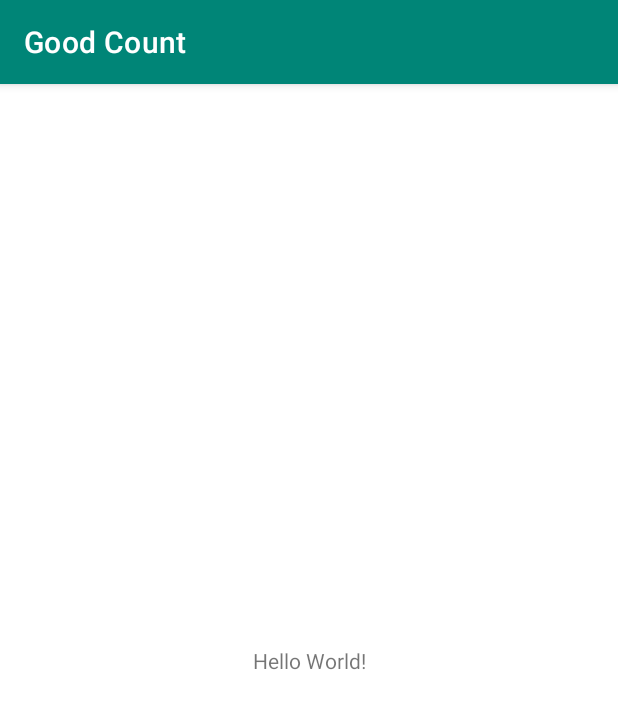
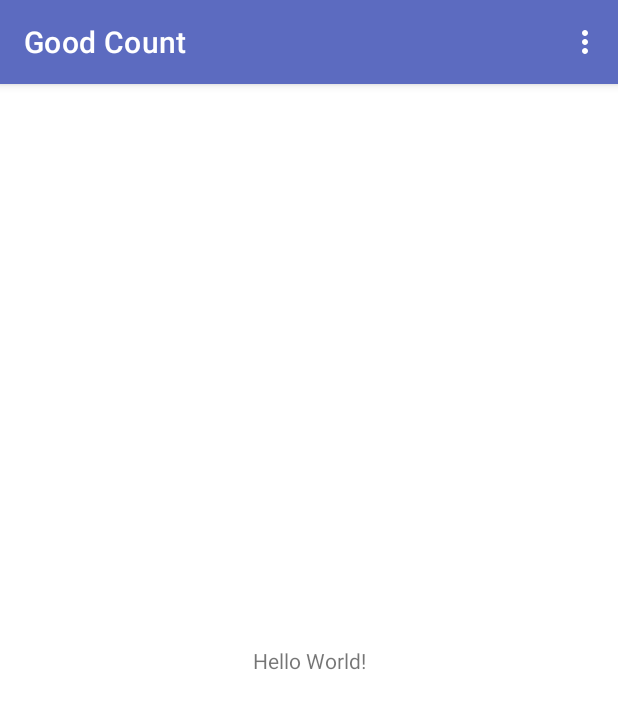
Before and after one commit to wilksyz/GoodCount, an Android app: the screen it shows after launch once a user with an empty profile is signed in (MainActivity), on a phone screen of 412 x 824 dp. Shown: the top 709 px of the screen. Run offline under Robolectric (Android 15) with nearby library versions, the phone set to English and light mode, and no system bars; our stand-ins replace Firebase (no records; nobody signed in at launch, a user with empty details on screens opened directly); libraries missing offline, so code that uses them is left out: com.facebook, com.facebook.login; 2 statements that could not run were skipped.

Commit message:
Add disconnect button

```diff
--- /dev/null
+++ b/app/src/main/res/drawable/ic_exit_to_app.xml
@@ -0,0 +1,9 @@
+<vector xmlns:android="http://schemas.android.com/apk/res/android"
+        android:width="24dp"
+        android:height="24dp"
+        android:viewportWidth="24.0"
+        android:viewportHeight="24.0">
+    <path
+        android:fillColor="#FF000000"
+        android:pathData="M10.09,15.59L11.5,17l5,-5 -5,-5 -1.41,1.41L12.67,11H3v2h9.67l-2.58,2.59zM19,3H5c-1.11,0 -2,0.9 -2,2v4h2V5h14v14H5v-4H3v4c0,1.1 0.89,2 2,2h14c1.1,0 2,-0.9 2,-2V5c0,-1.1 -0.9,-2 -2,-2z"/>
+</vector>
--- /dev/null
+++ b/app/src/main/res/menu/menu_toolbar_activity_main.xml
@@ -0,0 +1,11 @@
+<?xml version="1.0" encoding="utf-8"?>
+<menu xmlns:app="http://schemas.android.com/apk/res-auto"
+      xmlns:android="http://schemas.android.com/apk/res/android">
+
+
+    <item android:id="@+id/disconnect_button"
+          android:title="@string/disconnect"
+          android:icon="@drawable/ic_exit_to_app"
+          app:showAsAction="never|withText"/>
+
+</menu>
--- a/app/src/main/res/values/colors.xml
+++ b/app/src/main/res/values/colors.xml
@@ -1,6 +1,6 @@
 <?xml version="1.0" encoding="utf-8"?>
 <resources>
-    <color name="colorPrimary">#008577</color>
-    <color name="colorPrimaryDark">#00574B</color>
-    <color name="colorAccent">#D81B60</color>
+    <color name="colorPrimary">#5C6BC0</color>
+    <color name="colorPrimaryDark">#3F51B5</color>
+    <color name="colorAccent">#FFC107</color>
 </resources>
--- a/app/src/main/res/values/strings.xml
+++ b/app/src/main/res/values/strings.xml
@@ -4,5 +4,6 @@
     // Facebook
     <string name="facebook_app_id" translatable="false">360557888140915</string>
     <string name="fb_login_protocol_scheme" translatable="false">fb360557888140915</string>
+    <string name="disconnect">Disconnect</string>
 
 </resources>
```
Also changed, not shown: app/src/main/java/com/antoine/goodCount/MainActivity.kt (+46 -0 lines), 1 other file.
